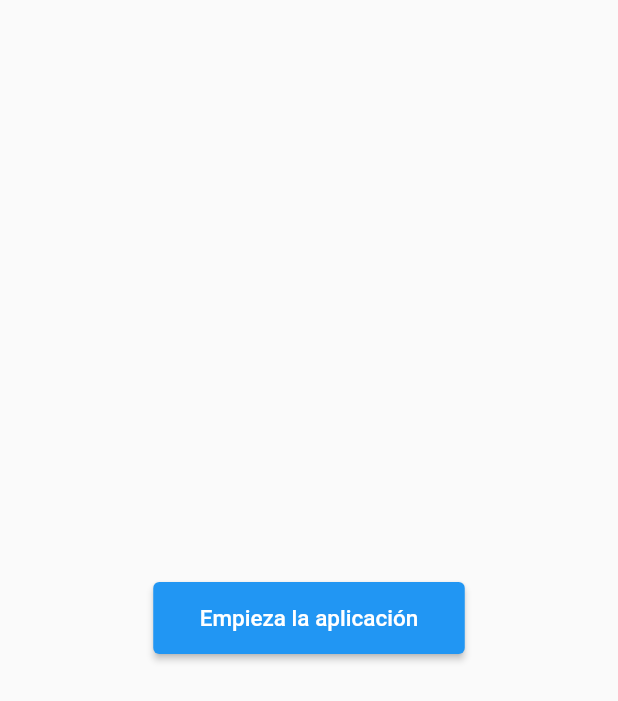
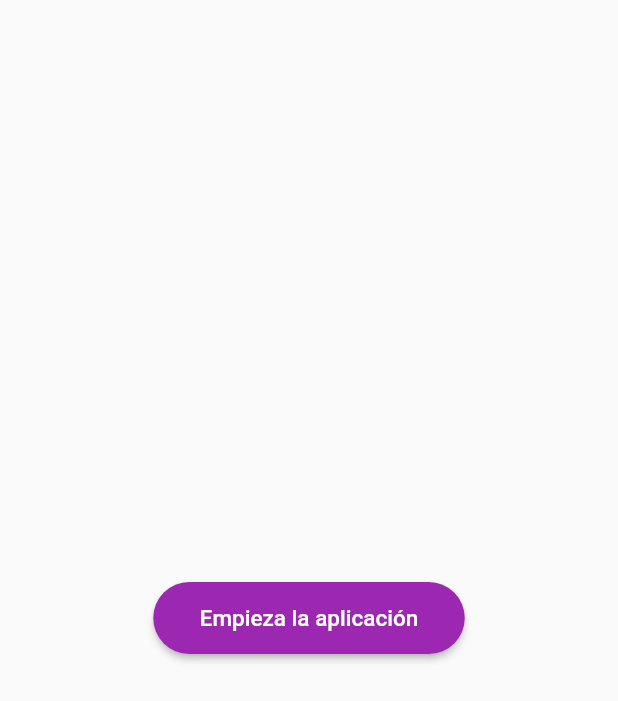
Before and after one commit to Simarreta/pruebaflutter, a Flutter app: the screen it shows after launch, on a phone screen of 412 x 824 dp. Shown: the top 701 px of the screen. Run offline on Flutter 3.47's test engine with Material 2 defaults, Android fonts, the phone set to English and light mode, and no system bars; drawn by our look-alikes of animated_background; our stand-ins replace floor, sidebarx, sqflite, transparent_image; accounts and stored records are empty; generated files the repository leaves out were written again.

Commit message:
VERSION 2

```diff
--- a/lib/main.dart
+++ b/lib/main.dart
@@ -11,7 +11,7 @@ import 'views/views.dart';
  */
 
 void main() {
-    runApp( const MyApp());
+    runApp( MaterialApp(home:MyApp()));
 
 }
 
@@ -20,12 +20,15 @@ class MyApp extends StatelessWidget {
 
   @override
   Widget build(BuildContext context) {
+    final Brightness platformBrightness = MediaQuery.of(context).platformBrightness;
+    final bool isDarkModeEnabled = platformBrightness == Brightness.dark;
+
     return MaterialApp(
+      debugShowCheckedModeBanner: false,
       initialRoute: AppRoutes.initialRoute,
       routes: AppRoutes.getAppRoutes(),
-      debugShowCheckedModeBanner: false,
       title: 'Flutter Demo',
-      themeMode: ThemeMode.system
+      theme:isDarkModeEnabled ? ThemePrincipal.darkTheme : ThemePrincipal.lightTheme
     );
   }
 }
--- a/lib/routes/app_routes.dart
+++ b/lib/routes/app_routes.dart
@@ -7,7 +7,7 @@ class AppRoutes{
 
   static final menuOptions =<MenuOption>[
     MenuOption(route: 'cards_screen', name: 'CardsScreen', screen: const CardsScreen()),
-    MenuOption(route: 'second_screen', name: 'SecondScreen', screen: const CardsScreen()),
+    //MenuOption(route: 'second_screen', name: 'SecondScreen', screen: const CardsScreen()),
     MenuOption(route: 'home_screen', name: 'HomeScreen', screen: const HomeScreen()),
 
   ];
--- a/lib/themes/theme_principal.dart
+++ b/lib/themes/theme_principal.dart
@@ -15,7 +15,7 @@ class ThemePrincipal{
 
     elevatedButtonTheme: ElevatedButtonThemeData(
       style: ElevatedButton.styleFrom(
-        backgroundColor: Colors.blueAccent,
+        backgroundColor: Colors.purple,
         shape: StadiumBorder()
       )
     ),
@@ -26,15 +26,15 @@ class ThemePrincipal{
 
   static final ThemeData darkTheme = ThemeData.dark().copyWith(
       primaryColor: Colors.redAccent,
-      appBarTheme: const AppBarTheme(
-          color: Colors.redAccent,
-          elevation:0
-      ),
-      scaffoldBackgroundColor: Colors.black, //El fondo de la app
+
+
+    floatingActionButtonTheme: const FloatingActionButtonThemeData(
+        backgroundColor: Colors.redAccent
+    ),
 
       elevatedButtonTheme: ElevatedButtonThemeData(
             style: ElevatedButton.styleFrom(
-            backgroundColor: Colors.redAccent,
+            backgroundColor: Colors.green,
                 shape: StadiumBorder()
             )
       ),
--- a/lib/views/home_screen.dart
+++ b/lib/views/home_screen.dart
@@ -18,16 +18,14 @@ class _HomeScreenState extends State<HomeScreen> with TickerProviderStateMixin {
           vsync: this,
           child: Center(
             child: ElevatedButton(
-                  child: Padding(
-                    padding: const EdgeInsets.all(15.0),
+                  child: const Padding(
+                    padding: EdgeInsets.all(15.0),
                     child: Text("Empieza la aplicación",
                         style: TextStyle(
                             fontSize: 15
                         )
                     ),
                   ),
-                  //Si no vull que funcione el pose a null i au
-                  //onPressed: ()=>displayDialogAndroid(context),
                   onPressed: ()=> Navigator.pushNamed(context, "cards_screen")
               ),
           ),
```
Also changed, not shown: lib/views/cards_screen.dart (+21 -8 lines), 1 other file.
